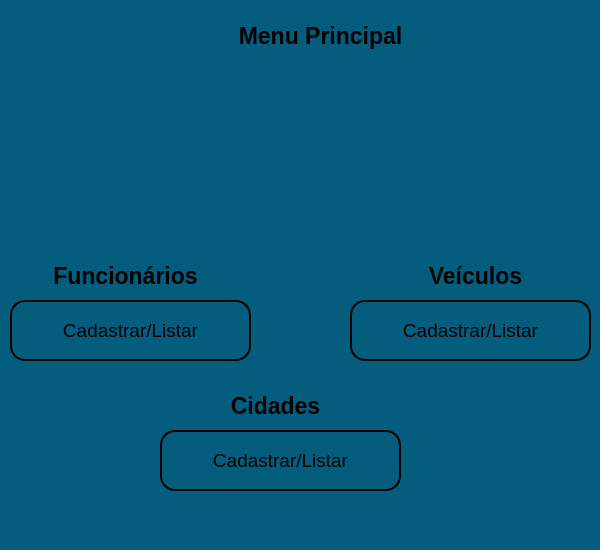
Before: the Qt Designer form Final/Menu.ui in Charllys-Brauwol/Projeto-Programa-o-BD, drawn with Qt 5.
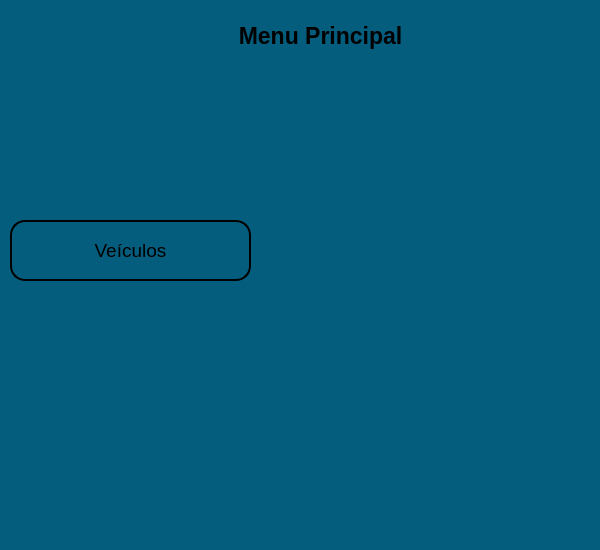
After: the same form once the commit is applied. Icons and pictures are not drawn.

```diff
--- a/Final/Menu.ui
+++ b/Final/Menu.ui
@@ -43,31 +43,6 @@
      <set>Qt::AlignCenter</set>
     </property>
    </widget>
-   <widget class="QPushButton" name="pushButton">
-    <property name="geometry">
-     <rect>
-      <x>10</x>
-      <y>300</y>
-      <width>241</width>
-      <height>61</height>
-     </rect>
-    </property>
-    <property name="font">
-     <font>
-      <pointsize>14</pointsize>
-     </font>
-    </property>
-    <property name="styleSheet">
-     <string notr="true">border-radius: 15px;
-border-width:2px;
-border-style:outset;
-border-color:black;
-background-color: rgb(5, 93, 125);</string>
-    </property>
-    <property name="text">
-     <string>Cadastrar/Listar</string>
-    </property>
-   </widget>
    <widget class="QLabel" name="label_6">
     <property name="geometry">
      <rect>
@@ -100,132 +75,29 @@
      <set>Qt::AlignCenter</set>
     </property>
    </widget>
-   <widget class="QLabel" name="label_3">
+   <widget class="QPushButton" name="menu_veiculos">
     <property name="geometry">
      <rect>
       <x>10</x>
-      <y>260</y>
-      <width>231</width>
-      <height>31</height>
+      <y>220</y>
+      <width>241</width>
+      <height>61</height>
      </rect>
     </property>
     <property name="font">
      <font>
-      <pointsize>17</pointsize>
-      <weight>75</weight>
-      <bold>true</bold>
+      <pointsize>14</pointsize>
      </font>
     </property>
     <property name="styleSheet">
-     <string notr="true">background-color: rgb(5, 93, 125);</string>
-    </property>
-    <property name="text">
-     <string>Funcionários</string>
-    </property>
-    <property name="alignment">
-     <set>Qt::AlignCenter</set>
-    </property>
-   </widget>
-   <widget class="QLabel" name="label_4">
-    <property name="geometry">
-     <rect>
-      <x>360</x>
-      <y>260</y>
-      <width>231</width>
-      <height>31</height>
-     </rect>
-    </property>
-    <property name="font">
-     <font>
-      <pointsize>17</pointsize>
-      <weight>75</weight>
-      <bold>true</bold>
-     </font>
-    </property>
-    <property name="styleSheet">
-     <string notr="true">background-color: rgb(5, 93, 125);</string>
+     <string notr="true">border-radius: 15px;
+border-width:2px;
+border-style:outset;
+border-color:black;
+background-color: rgb(5, 93, 125);</string>
     </property>
     <property name="text">
      <string>Veículos</string>
-    </property>
-    <property name="alignment">
-     <set>Qt::AlignCenter</set>
-    </property>
-   </widget>
-   <widget class="QLabel" name="label_5">
-    <property name="geometry">
-     <rect>
-      <x>160</x>
-      <y>390</y>
-      <width>231</width>
-      <height>31</height>
-     </rect>
-    </property>
-    <property name="font">
-     <font>
-      <pointsize>17</pointsize>
-      <weight>75</weight>
-      <bold>true</bold>
-     </font>
-    </property>
-    <property name="styleSheet">
-     <string notr="true">background-color: rgb(5, 93, 125);</string>
-    </property>
-    <property name="text">
-     <string>Cidades</string>
-    </property>
-    <property name="alignment">
-     <set>Qt::AlignCenter</set>
-    </property>
-   </widget>
-   <widget class="QPushButton" name="pushButton_2">
-    <property name="geometry">
-     <rect>
-      <x>350</x>
-      <y>300</y>
-      <width>241</width>
-      <height>61</height>
-     </rect>
-    </property>
-    <property name="font">
-     <font>
-      <pointsize>14</pointsize>
-     </font>
-    </property>
-    <property name="styleSheet">
-     <string notr="true">border-radius: 15px;
-border-width:2px;
-border-style:outset;
-border-color:black;
-background-color: rgb(5, 93, 125);</string>
-    </property>
-    <property name="text">
-     <string>Cadastrar/Listar</string>
-    </property>
-   </widget>
-   <widget class="QPushButton" name="pushButton_3">
-    <property name="geometry">
-     <rect>
-      <x>160</x>
-      <y>430</y>
-      <width>241</width>
-      <height>61</height>
-     </rect>
-    </property>
-    <property name="font">
-     <font>
-      <pointsize>14</pointsize>
-     </font>
-    </property>
-    <property name="styleSheet">
-     <string notr="true">border-radius: 15px;
-border-width:2px;
-border-style:outset;
-border-color:black;
-background-color: rgb(5, 93, 125);</string>
-    </property>
-    <property name="text">
-     <string>Cadastrar/Listar</string>
     </property>
    </widget>
   </widget>
```
